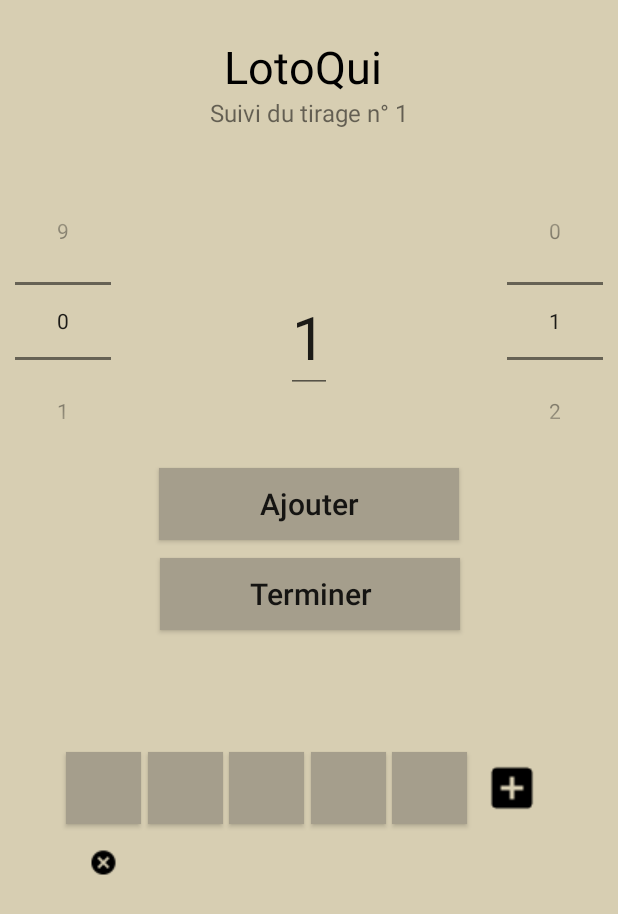
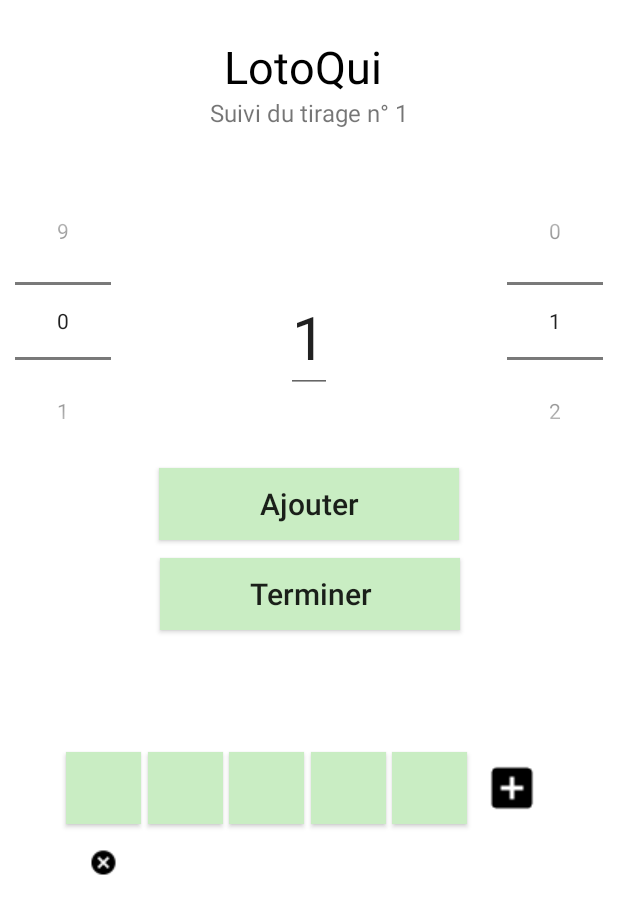
Before and after one commit to alexandreBoy/LotoQuinote, an Android app: the screen it shows after launch (DrawTrackingActivity), after a tap on an icon or button, on a phone screen of 412 x 824 dp. Shown: the top 914 px of the screen. Run offline under Robolectric (Android 15) with nearby library versions, the phone set to English and light mode, and no system bars; Roboto replaces fonts that are not available here; 1 other tap on this screen came first.

Commit message:
Test 2 : Couleurs de l'application

```diff
--- a/app/src/main/res/layout/activity_draw_list.xml
+++ b/app/src/main/res/layout/activity_draw_list.xml
@@ -5,7 +5,7 @@
     android:layout_width="match_parent"
     android:layout_height="match_parent"
     android:padding="10dp"
-    android:background="#d7ceb2"
+    android:background="#FFF"
     tools:context=".controller.DrawListActivity" >
 
     <TextView
@@ -106,7 +106,7 @@
         app:layout_constraintLeft_toLeftOf="@+id/drawListGuideline1"
         app:layout_constraintRight_toRightOf="@+id/drawListGuideline2"
         android:text="@string/drawListBackButton"
-        android:background="#a59e8c"
+        android:background="#c9edc3"
         android:textAllCaps="false"
         android:textSize="20sp"/>
 
--- a/app/src/main/res/layout/activity_draw_tracking.xml
+++ b/app/src/main/res/layout/activity_draw_tracking.xml
@@ -4,7 +4,7 @@
     xmlns:tools="http://schemas.android.com/tools"
     android:layout_width="match_parent"
     android:layout_height="match_parent"
-    android:background="#d7ceb2"
+    android:background="#FFF"
     android:id="@+id/parent"
     tools:context=".controller.DrawTrackingActivity">
 
@@ -79,7 +79,7 @@
         app:layout_constraintLeft_toLeftOf="parent"
         app:layout_constraintRight_toRightOf="parent"
         android:text="@string/submitButton"
-        android:background="#a59e8c"
+        android:background="#c9edc3"
         android:textAllCaps="false"
         android:textSize="20sp" />
 
@@ -88,7 +88,7 @@
         android:layout_width="200dp"
         android:layout_height="wrap_content"
         android:layout_marginTop="12dp"
-        android:background="#a59e8c"
+        android:background="#c9edc3"
         android:text="@string/finishButton"
         android:textAllCaps="false"
         android:textSize="20sp"
@@ -150,14 +150,14 @@
         android:layout_marginStart="10dp"
         android:layout_marginLeft="10dp"
         android:text="@string/pos1List"
-        android:background="#a59e8c"
+        android:background="#c9edc3"
         android:textSize="20sp" />
 
     <Button
         android:id="@+id/activity_draw_pos2List"
         android:layout_width="50dp"
         android:layout_height="wrap_content"
-        android:background="#a59e8c"
+        android:background="#c9edc3"
         app:layout_constraintRight_toLeftOf="@+id/activity_draw_pos3List"
         app:layout_constraintLeft_toRightOf="@+id/activity_draw_pos1List"
         app:layout_constraintTop_toBottomOf="@+id/guideLine1"
@@ -170,7 +170,7 @@
         android:id="@+id/activity_draw_pos3List"
         android:layout_width="50dp"
         android:layout_height="wrap_content"
-        android:background="#a59e8c"
+        android:background="#c9edc3"
         app:layout_constraintRight_toLeftOf="@+id/activity_draw_pos4List"
         app:layout_constraintLeft_toRightOf="@+id/activity_draw_pos2List"
         app:layout_constraintTop_toBottomOf="@+id/guideLine1"
@@ -182,7 +182,7 @@
         android:id="@+id/activity_draw_pos4List"
         android:layout_width="50dp"
         android:layout_height="wrap_content"
-        android:background="#a59e8c"
+        android:background="#c9edc3"
         app:layout_constraintLeft_toRightOf="@+id/activity_draw_pos3List"
         app:layout_constraintRight_toLeftOf="@+id/activity_draw_pos5List"
         app:layout_constraintTop_toBottomOf="@+id/guideLine1"
@@ -194,7 +194,7 @@
         android:id="@+id/activity_draw_pos5List"
         android:layout_width="50dp"
         android:layout_height="wrap_content"
-        android:background="#a59e8c"
+        android:background="#c9edc3"
         android:text="@string/pos5List"
         android:textSize="20sp"
         app:layout_constraintBottom_toBottomOf="@+id/guideLine2"
@@ -213,7 +213,7 @@
         android:layout_marginEnd="10dp"
         android:layout_marginRight="10dp"
         android:src="@drawable/baseline_add_box_black_18dp"
-        android:background="#d7ceb2"
+        android:background="#FFF"
         android:contentDescription="@string/ContentDescriptionImageButton3" />
 
     <ImageButton
@@ -229,7 +229,7 @@
         android:layout_marginEnd="20dp"
         android:layout_marginRight="20dp"
         android:src="@drawable/baseline_cancel_black_18dp"
-        android:background="#d7ceb2"
+        android:background="#FFF"
         android:contentDescription="@string/ContentDescriptionImageButton3" />
 
 </androidx.constraintlayout.widget.ConstraintLayout>
--- a/app/src/main/res/layout/activity_main.xml
+++ b/app/src/main/res/layout/activity_main.xml
@@ -4,7 +4,7 @@
     xmlns:tools="http://schemas.android.com/tools"
     android:layout_width="match_parent"
     android:layout_height="match_parent"
-    android:background="#d7ceb2"
+    android:background="#FFF"
     tools:context=".controller.MainActivity">
 
     <TextView
@@ -40,10 +40,10 @@
 
     <Button
         android:id="@+id/newDraw"
-        android:layout_width="wrap_content"
+        android:layout_width="250dp"
         android:layout_height="wrap_content"
         android:text="@string/createButton"
-        android:background="#a59e8c"
+        android:background="#c9edc3"
         app:layout_constraintBottom_toBottomOf="parent"
         app:layout_constraintEnd_toEndOf="parent"
         app:layout_constraintStart_toStartOf="parent"
--- a/app/src/main/res/layout/liste_tirages_items.xml
+++ b/app/src/main/res/layout/liste_tirages_items.xml
@@ -3,7 +3,7 @@
     xmlns:app="http://schemas.android.com/apk/res-auto"
     android:layout_width="match_parent"
     android:layout_height="match_parent"
-    android:background="#d7ceb2">
+    android:background="#FFF">
 
 
     <TextView
--- a/app/src/main/res/values/colors.xml
+++ b/app/src/main/res/values/colors.xml
@@ -1,6 +1,6 @@
 <?xml version="1.0" encoding="utf-8"?>
 <resources>
     <color name="colorPrimary">#FFF</color>
-    <color name="colorPrimaryDark">#66635b</color>
+    <color name="colorPrimaryDark">#c9edc3</color>
     <color name="colorAccent">#03DAC5</color>
 </resources>
--- a/app/src/main/res/values/ic_test_logo_background.xml
+++ /dev/null
@@ -1,4 +0,0 @@
-<?xml version="1.0" encoding="utf-8"?>
-<resources>
-    <color name="ic_test_logo_background">#FFFFFF</color>
-</resources>
```
Also changed, not shown: app/src/main/ic_test_logo-playstore.png (deleted).
